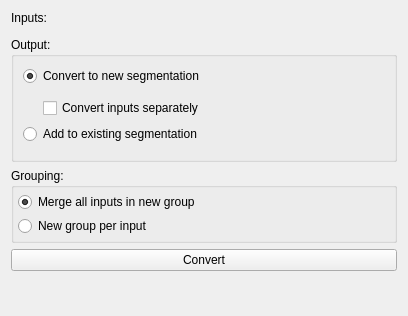
This is Modules/SegmentationUI/src/SegmentationUtilities/QmitkConvertToMultiLabelSegmentationWidgetControls.ui in MITK/MITK as Qt 5 draws it before an edit. The edited form follows.
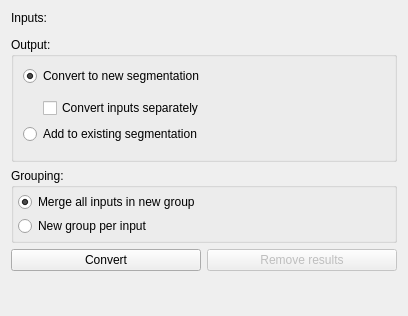
This is the edited form. Custom widgets are drawn as their Qt base class.

Commit message: Add result removal to Segmentation Utilities

```diff
--- a/Modules/SegmentationUI/src/SegmentationUtilities/QmitkConvertToMultiLabelSegmentationWidgetControls.ui
+++ b/Modules/SegmentationUI/src/SegmentationUtilities/QmitkConvertToMultiLabelSegmentationWidgetControls.ui
@@ -112,11 +112,25 @@
     </widget>
    </item>
    <item>
+    <layout class="QHBoxLayout" name="actionButtonLayout">
+     <item>
     <widget class="QPushButton" name="btnConvert">
      <property name="text">
       <string>Convert</string>
      </property>
     </widget>
+     </item>
+     <item>
+      <widget class="QPushButton" name="btnRemoveResult">
+       <property name="enabled">
+        <bool>false</bool>
+       </property>
+       <property name="text">
+        <string>Remove results</string>
+       </property>
+      </widget>
+     </item>
+    </layout>
    </item>
    <item>
     <spacer name="verticalSpacer">
```
Lines whose indentation alone changed are shown as unchanged. The commit also changes 11 other files.
